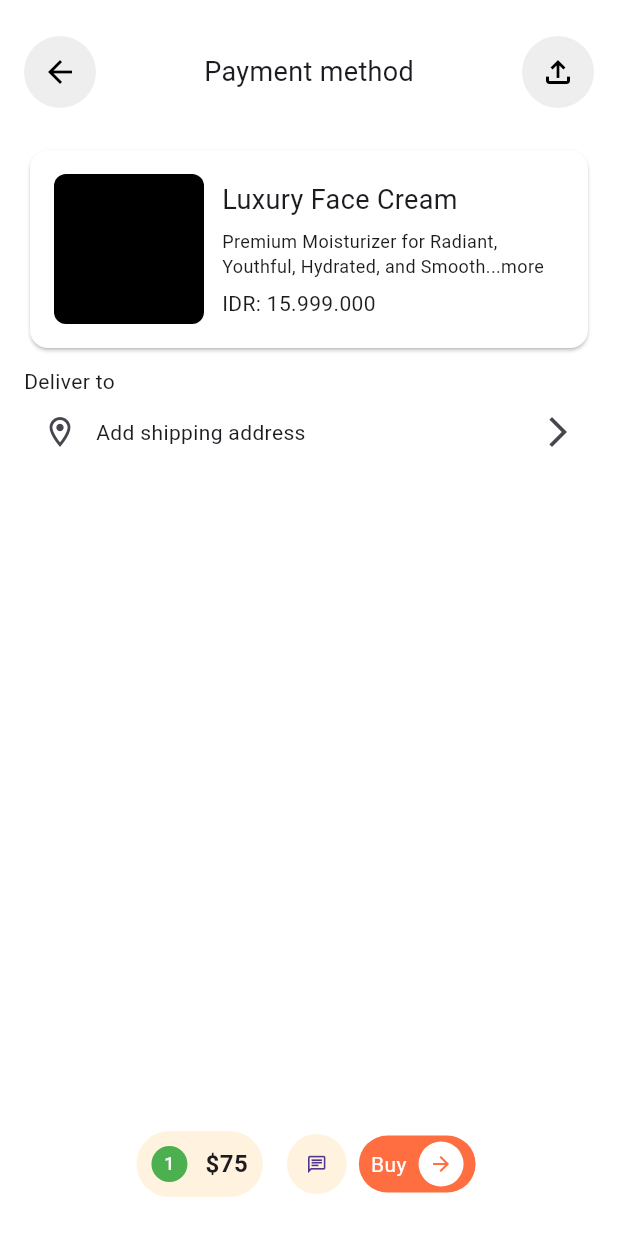
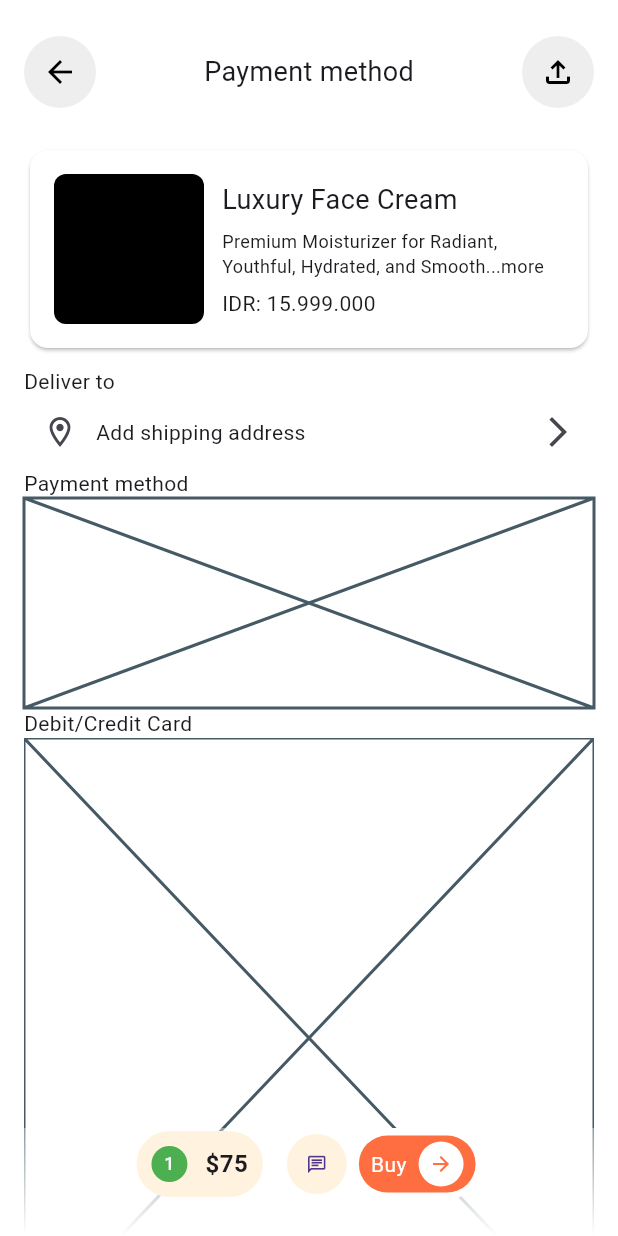
Before and after one commit to JAICHANGPARK/flutter_notebook_chapter_43, a Flutter app: the MarketplacePaymentMethodPage screen opened directly, on a phone screen of 412 x 824 dp. Run offline on Flutter 3.47's test engine with Material 3 defaults, Android fonts, the phone set to English and light mode, and no system bars; our stand-ins replace gap, hugeicons.

Commit message:
Update marketplace_payment_method_page.dart

```diff
--- a/lib/ep2168_marketplace_app/ui/marketplace_payment_method_page.dart
+++ b/lib/ep2168_marketplace_app/ui/marketplace_payment_method_page.dart
@@ -113,6 +113,19 @@ class _MarketplacePaymentMethodPageState extends State<MarketplacePaymentMethodP
                           icon: Icon(Icons.arrow_forward_ios_outlined),
                         ),
                       ],
+                    ),
+                  ),
+                  Text("Payment method "),
+                  Container(
+                    height: 140,
+                    child: Placeholder(),
+                  ),
+                  Text("Debit/Credit Card"),
+                  Expanded(
+                    child: ListView.builder(
+                      itemBuilder: (context, index) {
+                        return Placeholder();
+                      },
                     ),
                   )
                 ],
```
